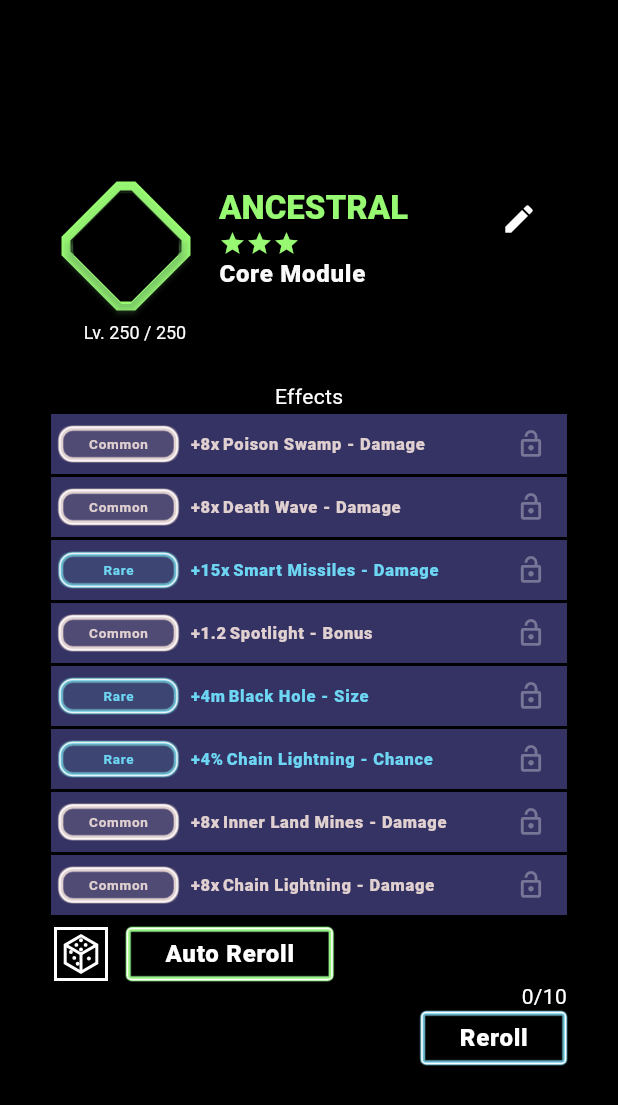
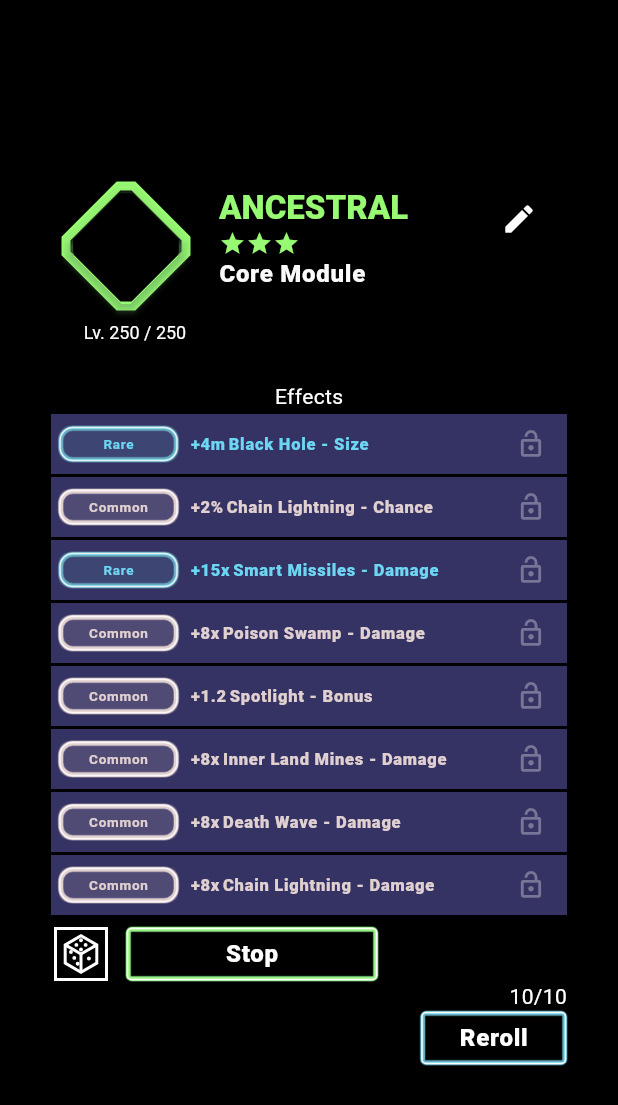
Before and after one commit to szepeshazi/tower_modules, a Flutter app: the screen it shows after launch, after a tap on "Auto Reroll", on a phone screen of 412 x 824 dp. Shown: the top 1105 px of the screen. Run offline on Flutter 3.47's test engine with Material 3 defaults, Android fonts, the phone set to English and light mode, and no system bars; our stand-ins replace google_fonts; Roboto replaces fonts that are missing (Play).

Commit message:
auto roll effects

```diff
--- /dev/null
+++ b/lib/model/autoroll_selection.dart
@@ -0,0 +1,8 @@
+import 'package:tower_modules/model/module_spec.dart';
+
+class AutoRollSelection {
+  AutoRollSelection({required this.rarities, required this.effects});
+
+  final List<Rarity> rarities;
+  final List<SubEffect> effects;
+}
--- a/lib/state/module_state.dart
+++ b/lib/state/module_state.dart
@@ -10,6 +10,7 @@ class ModuleState {
     this.effects = const [],
     this.rerollsSpent = 0,
     this.showWarning = false,
+    this.isAutoRollActive = false,
   });
 
   final ModuleType module;
@@ -18,6 +19,7 @@ class ModuleState {
   final List<EffectState> effects;
   final int rerollsSpent;
   final bool showWarning;
+  final bool isAutoRollActive;
 
   ModuleState copyWith({
     ModuleType? module,
@@ -26,6 +28,7 @@ class ModuleState {
     List<EffectState>? effects,
     int? rerollsSpent,
     bool? showWarning,
+    bool? isAutoRollActive,
   }) => ModuleState(
     module: module ?? this.module,
     rarity: rarity ?? this.rarity,
@@ -33,6 +36,7 @@ class ModuleState {
     effects: effects ?? this.effects,
     rerollsSpent: rerollsSpent ?? this.rerollsSpent,
     showWarning: showWarning ?? this.showWarning,
+    isAutoRollActive: isAutoRollActive ?? this.isAutoRollActive,
   );
 
   @override
@@ -45,7 +49,8 @@ class ModuleState {
           level == other.level &&
           effects == other.effects &&
           rerollsSpent == other.rerollsSpent &&
-          showWarning == other.showWarning;
+          showWarning == other.showWarning &&
+          isAutoRollActive == other.isAutoRollActive;
 
   @override
   int get hashCode =>
@@ -54,7 +59,8 @@ class ModuleState {
       level.hashCode ^
       effects.hashCode ^
       rerollsSpent.hashCode ^
-      showWarning.hashCode;
+      showWarning.hashCode ^
+      isAutoRollActive.hashCode;
 
   static const listEquality = ListEquality<EffectState>();
 }
--- a/lib/state/module_state_notifier.dart
+++ b/lib/state/module_state_notifier.dart
@@ -1,7 +1,9 @@
+import 'dart:async';
 import 'dart:math';
 
 import 'package:collection/collection.dart';
 import 'package:tower_modules/core/notifier.dart';
+import 'package:tower_modules/model/autoroll_selection.dart';
 import 'package:tower_modules/model/module_spec.dart';
 import 'package:tower_modules/state/effect_state.dart';
 import 'package:tower_modules/state/module_state.dart';
@@ -12,6 +14,13 @@ class ModuleStateNotifier extends Notifier<ModuleState> {
     _rarity = Rarity.ancestral3s;
     _level = 250;
     _effects = createSlots();
+    _autoRollSelection = AutoRollSelection(
+      rarities: [Rarity.ancestral],
+      effects:
+          (subEffectMatrix[_module]?[Rarity.ancestral] ?? [])
+              .map((sub) => sub.effect)
+              .toList(),
+    );
     setInitialState(
       ModuleState(
         module: _module,
@@ -30,6 +39,10 @@ class ModuleStateNotifier extends Notifier<ModuleState> {
   late Rarity _rarity;
   late int _level;
   late List<EffectState> _effects = [];
+  late AutoRollSelection _autoRollSelection;
+  int _autoRollDelayIndex = 0;
+
+  AutoRollSelection get autoRollSelection => _autoRollSelection;
 
   @override
   void emit(ModuleState newValue) {
@@ -104,7 +117,9 @@ class ModuleStateNotifier extends Notifier<ModuleState> {
   }
 
   void rollUnlockedSlots() {
-    if (effectsHash != _effects.hashCode && _hasValuableEffect()) {
+    if (!state.isAutoRollActive &&
+        effectsHash != _effects.hashCode &&
+        _hasValuableEffect()) {
       emit(state.copyWith(showWarning: true));
       return;
     }
@@ -143,6 +158,13 @@ class ModuleStateNotifier extends Notifier<ModuleState> {
       _rarity = rarity;
       _level = level;
       _effects = createSlots();
+      _autoRollSelection = AutoRollSelection(
+        rarities: [Rarity.ancestral],
+        effects:
+        (subEffectMatrix[_module]?[Rarity.ancestral] ?? [])
+            .map((sub) => sub.effect)
+            .toList(),
+      );
       emit(
         ModuleState(
           module: _module,
@@ -168,6 +190,37 @@ class ModuleStateNotifier extends Notifier<ModuleState> {
     emit(state.copyWith(effects: _effects));
   }
 
+  Future<void> startAutoRoll() async {
+    emit(state.copyWith(isAutoRollActive: true));
+    while (state.isAutoRollActive) {
+      await Future<void>.delayed(_autoRollDelays[_autoRollDelayIndex]);
+      if (_autoRollDelayIndex < _autoRollDelays.length - 1) {
+        _autoRollDelayIndex++;
+      }
+      rollUnlockedSlots();
+      if (shouldStopAutoRoll()) {
+        stopAutoRoll();
+      }
+    }
+  }
+
+  void stopAutoRoll() {
+    emit(state.copyWith(isAutoRollActive: false));
+  }
+
+  bool shouldStopAutoRoll() {
+    final rarityMet = _effects
+        .where((e) => !e.locked)
+        .map((e) => e.slotValue.rarity)
+        .any((r) => _autoRollSelection.rarities.contains(r));
+    final effectMet = _effects
+        .where((e) => !e.locked)
+        .map((e) => e.slotValue.effect)
+        .any((se) => _autoRollSelection.effects.contains(se));
+
+    return rarityMet && effectMet;
+  }
+
   SlotValue rollSingleSlot() {
     var effectList = <SlotValue>[];
     while (effectList.isEmpty) {
@@ -182,4 +235,12 @@ class ModuleStateNotifier extends Notifier<ModuleState> {
     final index = random.nextInt(effectList.length);
     return effectList[index];
   }
+
+  static const _autoRollDelays = [
+    Duration(milliseconds: 800),
+    Duration(milliseconds: 650),
+    Duration(milliseconds: 400),
+    Duration(milliseconds: 300),
+    Duration(milliseconds: 200),
+  ];
 }
--- a/lib/widgets/common/glowing_border_button_widget.dart
+++ b/lib/widgets/common/glowing_border_button_widget.dart
@@ -9,6 +9,7 @@ class GlowingBorderButtonWidget extends StatelessWidget {
     required this.borderRadius,
     required this.child,
     required this.onTap,
+    this.width,
   });
 
   final Color baseColor;
@@ -16,16 +17,29 @@ class GlowingBorderButtonWidget extends StatelessWidget {
   final int borderRadius;
   final Widget child;
   final VoidCallback onTap;
+  final double? width;
 
   @override
   Widget build(BuildContext context) {
+    final requestedWidth = width;
     return GlowingBorderChipWidget(
       baseColor: baseColor,
       accentColor: accentColor,
       borderRadius: borderRadius,
       child: Padding(
         padding: EdgeInsets.all(borderRadius.toDouble()),
-        child: Material(child: InkWell(onTap: onTap, child: child)),
+        child: Material(
+          child: InkWell(
+            onTap: onTap,
+            child:
+                requestedWidth == null
+                    ? child
+                    : SizedBox(
+                      width: requestedWidth,
+                      child: Center(child: child),
+                    ),
+          ),
+        ),
       ),
     );
   }
--- a/lib/widgets/effects/auto_reroll_widget.dart
+++ b/lib/widgets/effects/auto_reroll_widget.dart
@@ -1,6 +1,10 @@
 import 'package:flutter/material.dart';
+import 'package:tower_modules/core/notifier_builder.dart';
+import 'package:tower_modules/core/vault_provider.dart';
 import 'package:tower_modules/model/module_colors.dart';
 import 'package:tower_modules/model/module_spec.dart';
+import 'package:tower_modules/state/module_state.dart';
+import 'package:tower_modules/state/module_state_notifier.dart';
 import 'package:tower_modules/widgets/common/glowing_border_button_widget.dart';
 import 'package:tower_modules/widgets/effects/dice_icon_widget.dart';
 
@@ -21,15 +25,24 @@ class AutoRerollWidget extends StatelessWidget {
         SizedBox(width: 2),
         DiceIconWidget(),
         SizedBox(width: 12),
-        GlowingBorderButtonWidget(
+        NotifierBuilder<ModuleStateNotifier, ModuleState>(
+          selector: (s) => s.isAutoRollActive,
+          builder: (BuildContext context, state, Widget? child) {
+            final bloc = context.get<ModuleStateNotifier>();
+            final text = state.isAutoRollActive ? 'Stop' : 'Auto Reroll';
+            final action = state.isAutoRollActive ? bloc.stopAutoRoll : bloc.startAutoRoll;
+            return GlowingBorderButtonWidget(
               baseColor: baseColor,
               accentColor: accentColor,
               borderRadius: 4,
-          onTap: () {},
+              width: 160,
+              onTap: action,
               child: Padding(
                 padding: EdgeInsets.symmetric(horizontal: 22, vertical: 2),
-            child: Text('Auto Reroll', style: style),
+                child: Text(text, style: style),
               ),
+            );
+          },
         ),
       ],
     );
```
Lines whose indentation alone changed are shown as unchanged.
